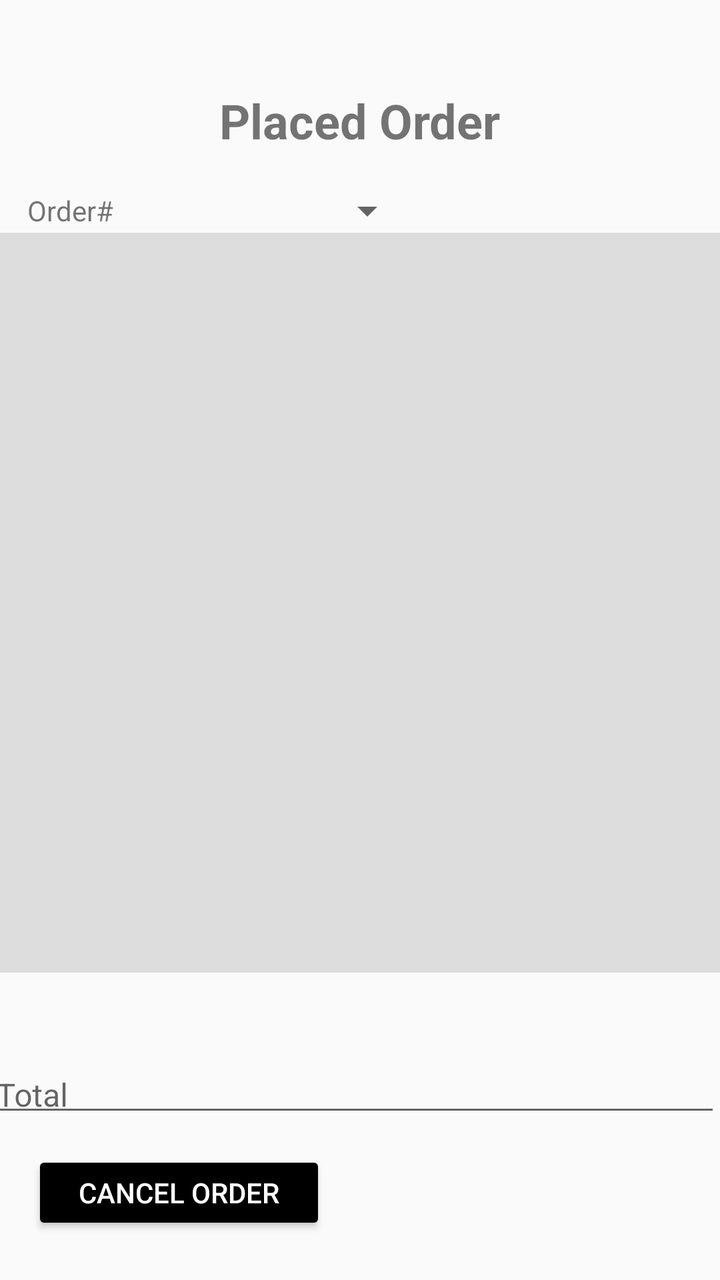
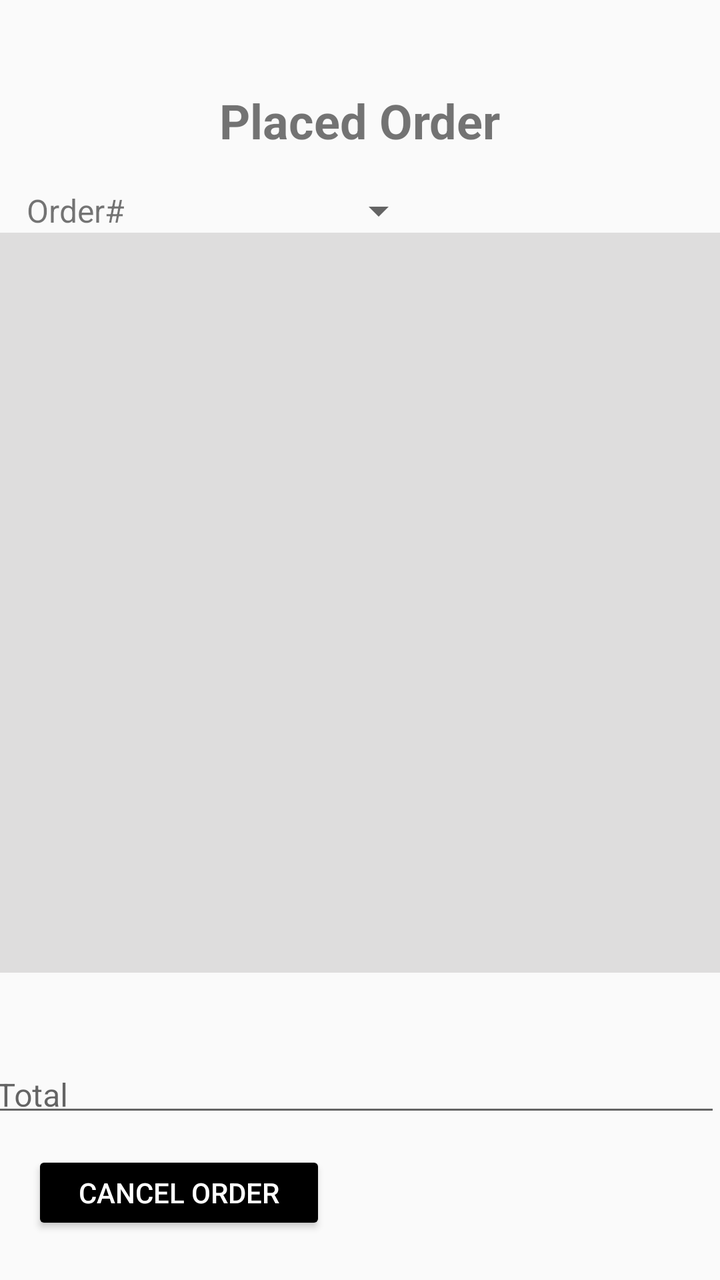

Screens rendered from an Android XML layout before and after an edit, with the pre-edit source and the edit as a unified diff.
<!-- AndroidManifest.xml: application theme Theme.RUPizza -->
<!-- res/layout/placed_orders.xml -->
<?xml version="1.0" encoding="utf-8"?>
<androidx.constraintlayout.widget.ConstraintLayout xmlns:android="http://schemas.android.com/apk/res/android"
    xmlns:app="http://schemas.android.com/apk/res-auto"
    xmlns:tools="http://schemas.android.com/tools"
    android:id="@+id/main"
    android:layout_width="match_parent"
    android:layout_height="match_parent">
    

    <TextView
        android:id="@+id/textView2"
        android:layout_width="wrap_content"
        android:layout_height="wrap_content"
        android:layout_marginTop="44dp"
        android:gravity="center"
        android:text="Placed Order"
        android:textSize="24sp"
        android:textStyle="bold"
        app:layout_constraintEnd_toEndOf="parent"
        app:layout_constraintHorizontal_bias="0.498"
        app:layout_constraintStart_toStartOf="parent"
        app:layout_constraintTop_toTopOf="parent" />

    <ListView
        android:id="@+id/listView2"
        android:layout_width="381dp"
        android:layout_height="370dp"
        android:layout_marginTop="40dp"
        android:background="#DEDDDD"
        app:layout_constraintEnd_toEndOf="parent"
        app:layout_constraintHorizontal_bias="0.533"
        app:layout_constraintStart_toStartOf="parent"
        app:layout_constraintTop_toBottomOf="@+id/textView2" />

    <TextView
        android:id="@+id/tv_orderNum"
        android:layout_width="wrap_content"
        android:layout_height="26dp"
        android:gravity="center_vertical"
        android:text="Order#"
        app:layout_constraintEnd_toEndOf="parent"
        app:layout_constraintHorizontal_bias="0.043"
        app:layout_constraintStart_toStartOf="parent"
        app:layout_constraintTop_toTopOf="@+id/sp_orderNum" />

    <com.google.android.material.textfield.TextInputLayout
        android:id="@+id/textInputLayout"
        android:layout_width="409dp"
        android:layout_height="45dp"
        android:layout_marginTop="32dp"
        app:layout_constraintEnd_toEndOf="parent"
        app:layout_constraintHorizontal_bias="1.0"
        app:layout_constraintStart_toStartOf="parent"
        app:layout_constraintTop_toBottomOf="@+id/listView2">

        <com.google.android.material.textfield.TextInputEditText
            android:id="@+id/orderTotal"
            android:layout_width="match_parent"
            android:layout_height="wrap_content"
            android:editable="false"
            android:hint="Order Total"
            android:textSize="16sp" />
    </com.google.android.material.textfield.TextInputLayout>

    <Spinner
        android:id="@+id/sp_orderNum"
        android:layout_width="135dp"
        android:layout_height="26dp"
        android:layout_marginStart="16dp"
        android:layout_marginTop="16dp"
        app:layout_constraintStart_toEndOf="@+id/tv_orderNum"
        app:layout_constraintTop_toBottomOf="@+id/textView2" />

    <Button
        android:id="@+id/cancelOrder_button"
        android:layout_width="147dp"
        android:layout_height="42dp"
        android:layout_marginStart="16dp"
        android:layout_marginTop="12dp"
        android:backgroundTint="@color/black"
        android:text="Cancel Order"
        android:textColor="@color/white"
        app:layout_constraintStart_toStartOf="parent"
        app:layout_constraintTop_toBottomOf="@+id/textInputLayout" />

</androidx.constraintlayout.widget.ConstraintLayout>
<!-- resources referenced by this layout -->
<resources>
  <color name="black">#FF000000</color>
  <color name="white">#FFFFFFFF</color>
  <style name="Theme.RUPizza" parent="Theme.AppCompat.Light.NoActionBar">
          
          <item name="colorPrimary">@color/purple_500</item>
          <item name="colorPrimaryDark">@color/purple_700</item>
          <item name="colorAccent">@color/teal_200</item>
      </style>
  <color name="purple_500">#FF6200EE</color>
  <color name="purple_700">#FF3700B3</color>
  <color name="teal_200">#FF03DAC5</color>
</resources>

<!-- the commit's change to res/layout/placed_orders.xml (unified diff, before → after) -->
@@ -13,7 +13,7 @@
         android:layout_height="wrap_content"
         android:layout_marginTop="44dp"
         android:gravity="center"
-        android:text="Placed Order"
+        android:text="@string/placeOrderTitle"
         android:textSize="24sp"
         android:textStyle="bold"
         app:layout_constraintEnd_toEndOf="parent"
@@ -37,7 +37,8 @@
         android:layout_width="wrap_content"
         android:layout_height="26dp"
         android:gravity="center_vertical"
-        android:text="Order#"
+        android:text="@string/orderNumLabel"
+        android:textSize="16sp"
         app:layout_constraintEnd_toEndOf="parent"
         app:layout_constraintHorizontal_bias="0.043"
         app:layout_constraintStart_toStartOf="parent"
@@ -58,7 +59,7 @@
             android:layout_width="match_parent"
             android:layout_height="wrap_content"
             android:editable="false"
-            android:hint="Order Total"
+            android:hint="@string/ordertotal"
             android:textSize="16sp" />
     </com.google.android.material.textfield.TextInputLayout>
 
@@ -78,7 +79,7 @@
         android:layout_marginStart="16dp"
         android:layout_marginTop="12dp"
         android:backgroundTint="@color/black"
-        android:text="Cancel Order"
+        android:text="@string/bt_cancelOrder"
         android:textColor="@color/white"
         app:layout_constraintStart_toStartOf="parent"
         app:layout_constraintTop_toBottomOf="@+id/textInputLayout" />
<!-- resource entries referenced after the edit -->
@@ -2,6 +2,10 @@
 <resources>
   <color name="black">#FF000000</color>
   <color name="white">#FFFFFFFF</color>
+  <string name="bt_cancelOrder">CANCEL ORDER</string>
+  <string name="orderNumLabel">Order# </string>
+  <string name="ordertotal">Order Total</string>
+  <string name="placeOrderTitle">Placed Order</string>
   <style name="Theme.RUPizza" parent="Theme.AppCompat.Light.NoActionBar">
           
           <item name="colorPrimary">@color/purple_500</item>
